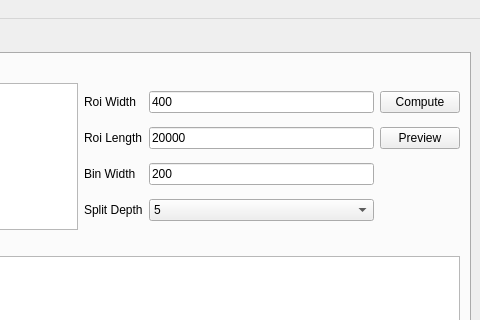
Above: gui/mainwindow2.ui from KorribanMaster/CDBSAnalyzer before the change; both pictures show x 318 to 798 and y 0 to 320 of the 798 by 494 pixel window. Below: the same form after it.
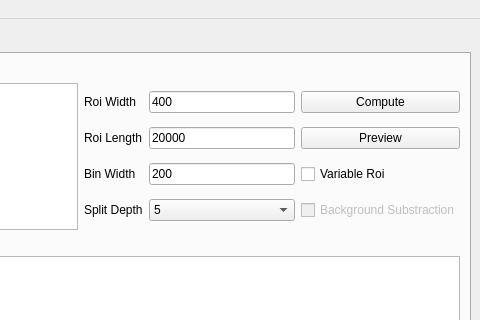
That is the form after the change.

Commit message: Added variable binning.

Diff of the .ui file:
```diff
--- a/gui/mainwindow2.ui
+++ b/gui/mainwindow2.ui
@@ -230,6 +230,23 @@
               </property>
              </widget>
             </item>
+            <item row="2" column="2">
+             <widget class="QCheckBox" name="checkVariableRoi">
+              <property name="text">
+               <string>Variable Roi</string>
+              </property>
+             </widget>
+            </item>
+            <item row="3" column="2">
+             <widget class="QCheckBox" name="checkBackground">
+              <property name="enabled">
+               <bool>false</bool>
+              </property>
+              <property name="text">
+               <string>Background Substraction</string>
+              </property>
+             </widget>
+            </item>
            </layout>
           </item>
          </layout>
```
Left out of the diff: 12 changed lines with no effect on the pictures. The commit also changes 4 other files.
